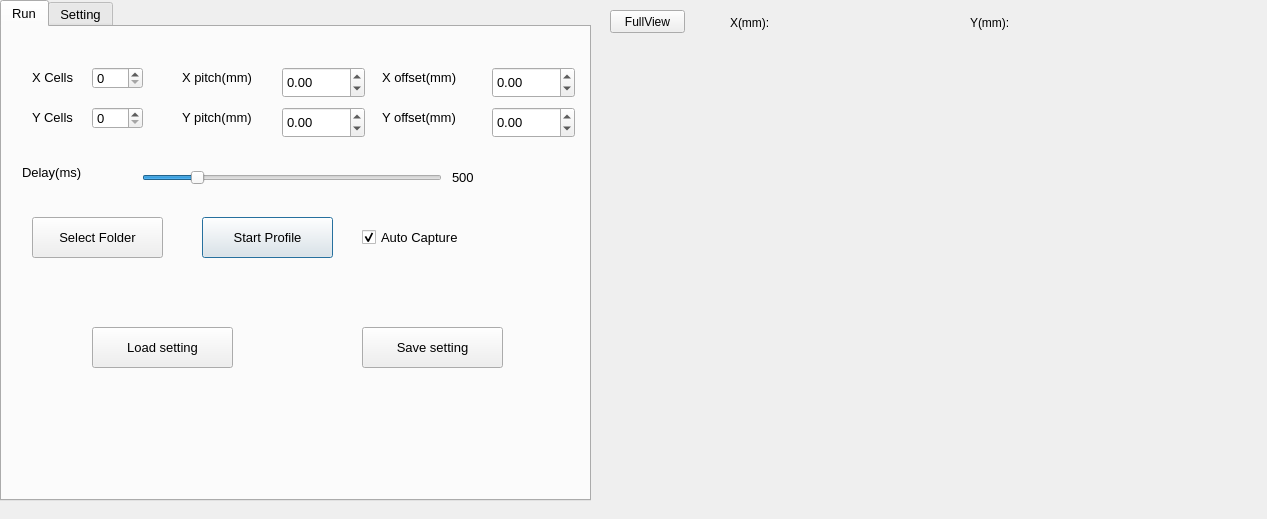
This is application/X-Y table/x_y_ui_large.ui in softqmisg/xyTable as Qt 5 draws it before an edit. The edited form follows.
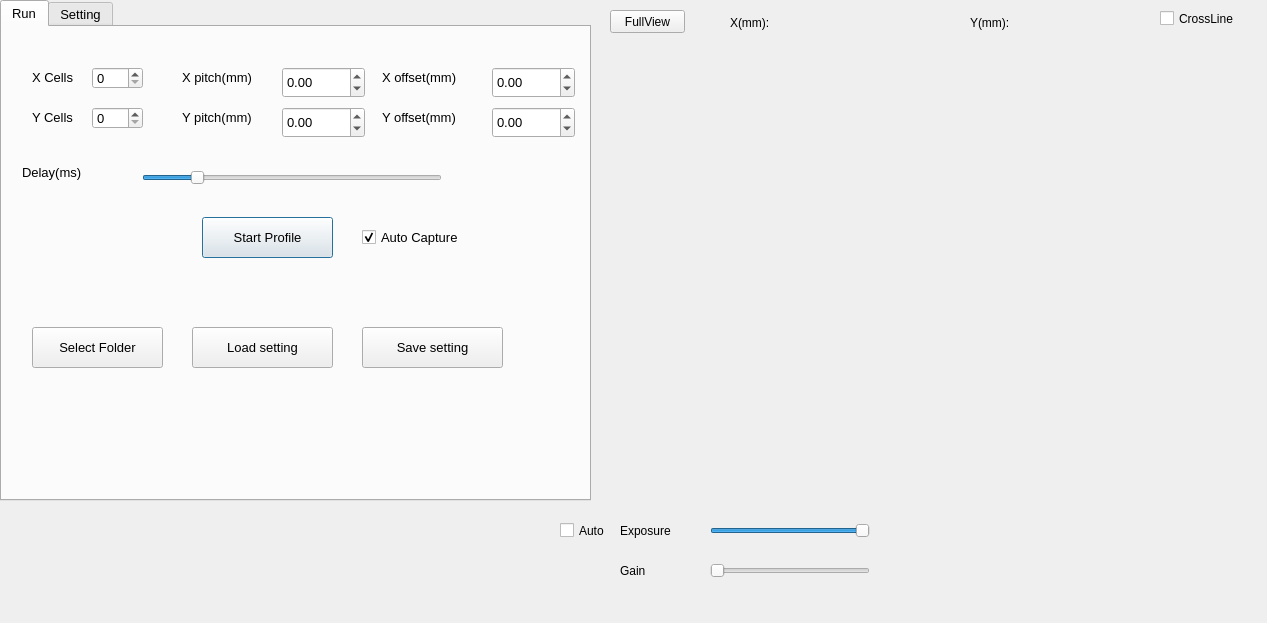
This is the edited form. The open tabs and pages were chosen to show the change. Icons and pictures are not drawn.

Commit message: add cross and exposure

Diff of the .ui file:
```diff
--- a/application/X-Y table/x_y_ui_large.ui
+++ b/application/X-Y table/x_y_ui_large.ui
@@ -7,7 +7,7 @@
     <x>0</x>
     <y>0</y>
     <width>1267</width>
-    <height>519</height>
+    <height>623</height>
    </rect>
   </property>
   <property name="sizePolicy">
@@ -299,19 +299,6 @@
       <string>Delay(ms)</string>
      </property>
     </widget>
-    <widget class="QLabel" name="delayLabel">
-     <property name="geometry">
-      <rect>
-       <x>450</x>
-       <y>140</y>
-       <width>81</width>
-       <height>21</height>
-      </rect>
-     </property>
-     <property name="text">
-      <string>500</string>
-     </property>
-    </widget>
     <widget class="QPushButton" name="saveButton">
      <property name="geometry">
       <rect>
@@ -328,7 +315,7 @@
     <widget class="QPushButton" name="loadButton">
      <property name="geometry">
       <rect>
-       <x>90</x>
+       <x>190</x>
        <y>300</y>
        <width>141</width>
        <height>41</height>
@@ -355,7 +342,7 @@
      <property name="geometry">
       <rect>
        <x>30</x>
-       <y>190</y>
+       <y>300</y>
        <width>131</width>
        <height>41</height>
       </rect>
@@ -364,6 +351,19 @@
       <string>Select Folder</string>
      </property>
     </widget>
+    <widget class="QLabel" name="delayLabel">
+     <property name="geometry">
+      <rect>
+       <x>470</x>
+       <y>140</y>
+       <width>51</width>
+       <height>21</height>
+      </rect>
+     </property>
+     <property name="text">
+      <string/>
+     </property>
+    </widget>
    </widget>
    <widget class="QWidget" name="SettingTab">
     <attribute name="title">
@@ -693,6 +693,138 @@
     <string/>
    </property>
   </widget>
+  <widget class="QCheckBox" name="crosscheckBox">
+   <property name="geometry">
+    <rect>
+     <x>1160</x>
+     <y>10</y>
+     <width>81</width>
+     <height>17</height>
+    </rect>
+   </property>
+   <property name="text">
+    <string>CrossLine</string>
+   </property>
+  </widget>
+  <widget class="QSlider" name="exposureSlider">
+   <property name="geometry">
+    <rect>
+     <x>710</x>
+     <y>520</y>
+     <width>160</width>
+     <height>22</height>
+    </rect>
+   </property>
+   <property name="minimum">
+    <number>-13</number>
+   </property>
+   <property name="maximum">
+    <number>-1</number>
+   </property>
+   <property name="orientation">
+    <enum>Qt::Horizontal</enum>
+   </property>
+  </widget>
+  <widget class="QLabel" name="exposureLabel">
+   <property name="geometry">
+    <rect>
+     <x>890</x>
+     <y>520</y>
+     <width>51</width>
+     <height>21</height>
+    </rect>
+   </property>
+   <property name="text">
+    <string/>
+   </property>
+  </widget>
+  <widget class="QCheckBox" name="autoexposurecheckBox">
+   <property name="geometry">
+    <rect>
+     <x>560</x>
+     <y>520</y>
+     <width>51</width>
+     <height>21</height>
+    </rect>
+   </property>
+   <property name="text">
+    <string>Auto</string>
+   </property>
+   <property name="checked">
+    <bool>false</bool>
+   </property>
+  </widget>
+  <widget class="QLabel" name="gammaLabel">
+   <property name="geometry">
+    <rect>
+     <x>410</x>
+     <y>520</y>
+     <width>51</width>
+     <height>21</height>
+    </rect>
+   </property>
+   <property name="text">
+    <string/>
+   </property>
+  </widget>
+  <widget class="QLabel" name="gainLabel">
+   <property name="geometry">
+    <rect>
+     <x>890</x>
+     <y>560</y>
+     <width>51</width>
+     <height>21</height>
+    </rect>
+   </property>
+   <property name="text">
+    <string/>
+   </property>
+  </widget>
+  <widget class="QSlider" name="gainSlider">
+   <property name="geometry">
+    <rect>
+     <x>710</x>
+     <y>560</y>
+     <width>160</width>
+     <height>22</height>
+    </rect>
+   </property>
+   <property name="minimum">
+    <number>0</number>
+   </property>
+   <property name="maximum">
+    <number>100</number>
+   </property>
+   <property name="orientation">
+    <enum>Qt::Horizontal</enum>
+   </property>
+  </widget>
+  <widget class="QLabel" name="delayLabel_3">
+   <property name="geometry">
+    <rect>
+     <x>620</x>
+     <y>560</y>
+     <width>51</width>
+     <height>21</height>
+    </rect>
+   </property>
+   <property name="text">
+    <string>Gain</string>
+   </property>
+  </widget>
+  <widget class="QLabel" name="delayLabel_4">
+   <property name="geometry">
+    <rect>
+     <x>620</x>
+     <y>520</y>
+     <width>51</width>
+     <height>21</height>
+    </rect>
+   </property>
+   <property name="text">
+    <string>Exposure</string>
+   </property>
+  </widget>
  </widget>
  <tabstops>
   <tabstop>portscomboBox</tabstop>
```
Left out of the diff: 65 changed lines with no effect on the pictures. The commit also changes 13 other files.
